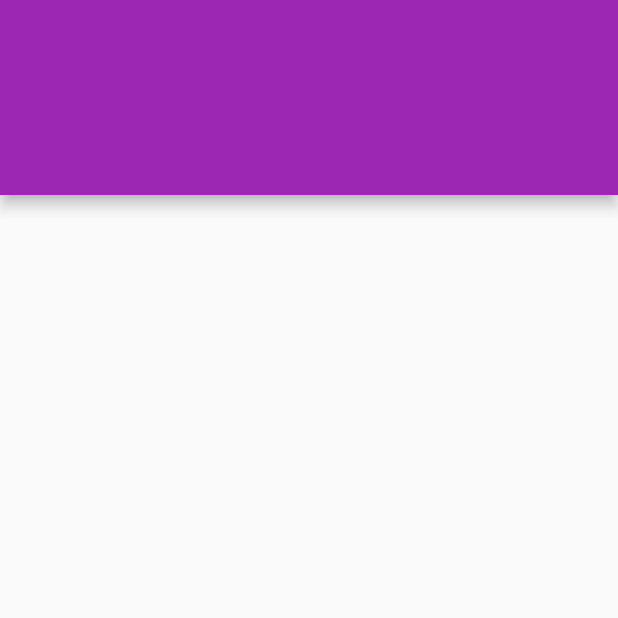
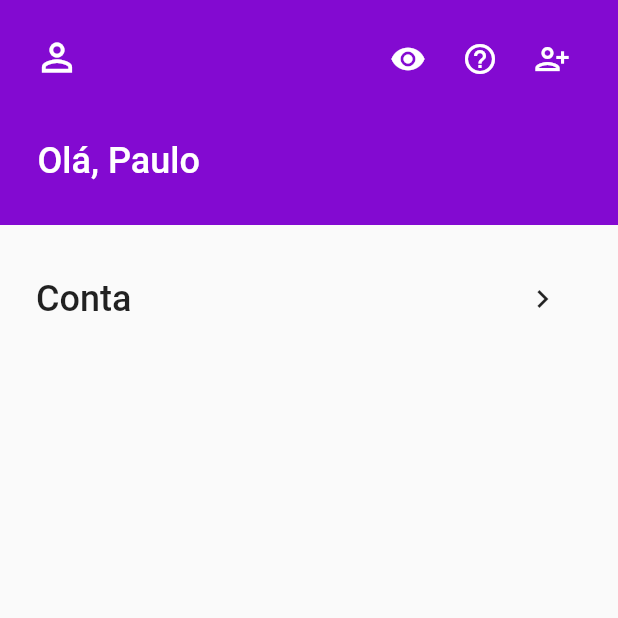
Before and after one commit to bath0ry/nubank_clone, a Flutter app: the screen it shows after launch, on a phone screen of 412 x 824 dp, the top half of it. Run offline on Flutter 3.47's test engine with Material 2 defaults, Android fonts, the phone set to English and light mode, and no system bars.

Commit message:
create home page/home page widgets

```diff
--- a/lib/home/page/view/home_page.dart
+++ b/lib/home/page/view/home_page.dart
@@ -0,0 +1,108 @@
+import 'package:flutter/material.dart';
+
+class HomePage extends StatelessWidget {
+  const HomePage({
+    Key? key,
+  }) : super(key: key);
+
+  @override
+  Widget build(BuildContext context) {
+    return SafeArea(
+      child: Scaffold(
+        body: Column(
+          children: [
+            Container(
+              color: Color(0xff830ad1),
+              width: 420,
+              height: 150,
+              child: Padding(
+                padding: const EdgeInsets.all(15.0),
+                child: Column(
+                  crossAxisAlignment: CrossAxisAlignment.start,
+                  children: [
+                    Row(
+                      mainAxisAlignment: MainAxisAlignment.start,
+                      crossAxisAlignment: CrossAxisAlignment.start,
+                      children: [
+                        IconButton(
+                          onPressed: () {},
+                          icon: Icon(
+                            Icons.person_outline,
+                            size: 30,
+                            color: Colors.white,
+                          ),
+                          alignment: Alignment.topLeft,
+                        ),
+                        SizedBox(
+                          width: 185,
+                        ),
+                        IconButton(
+                            onPressed: () {},
+                            icon: Icon(
+                              Icons.visibility,
+                              color: Colors.white,
+                            )),
+                        IconButton(
+                            onPressed: () {},
+                            icon: Icon(
+                              Icons.help_outline,
+                              color: Colors.white,
+                            )),
+                        IconButton(
+                            onPressed: () {},
+                            icon: Icon(
+                              Icons.person_add_alt,
+                              color: Colors.white,
+                            )),
+                      ],
+                    ),
+                    SizedBox(
+                      height: 30,
+                    ),
+                    Padding(
+                      padding: const EdgeInsets.only(
+                        left: 10,
+                      ),
+                      child: Text(
+                        'Olá, Paulo',
+                        style: TextStyle(
+                            color: Colors.white,
+                            fontSize: 24,
+                            fontWeight: FontWeight.w500),
+                      ),
+                    ),
+                    SizedBox(
+                      height: 5,
+                    )
+                  ],
+                ),
+              ),
+            ),
+            SizedBox(
+              height: 25,
+            ),
+            GestureDetector(
+              onTap: (() {}),
+              child: Row(
+                children: [
+                  Padding(
+                    padding: const EdgeInsets.only(left: 24),
+                    child: Text(
+                      'Conta',
+                      style:
+                          TextStyle(fontSize: 24, fontWeight: FontWeight.w500),
+                    ),
+                  ),
+                  SizedBox(
+                    width: 250,
+                  ),
+                  IconButton(onPressed: () {}, icon: Icon(Icons.chevron_right))
+                ],
+              ),
+            ),
+          ],
+        ),
+      ),
+    );
+  }
+}
--- a/lib/main.dart
+++ b/lib/main.dart
@@ -1,4 +1,5 @@
 import 'package:flutter/material.dart';
+import 'package:nubank_clone/home/page/view/home_page.dart';
 
 void main() {
   runApp(const MyApp());
@@ -13,24 +14,7 @@ class MyApp extends StatelessWidget {
     return MaterialApp(
       debugShowCheckedModeBanner: false,
       title: 'Nubank Clone',
-      theme: ThemeData(
-        primarySwatch: Colors.purple,
-      ),
-      home: const HomePage(),
+      home: SafeArea(child: const HomePage()),
     );
   }
 }
-
-class HomePage extends StatelessWidget {
-  const HomePage({
-    Key? key,
-  }) : super(key: key);
-
-  @override
-  Widget build(BuildContext context) {
-    return Scaffold(
-      appBar:
-          PreferredSize(preferredSize: Size.fromHeight(130), child: AppBar()),
-    );
-  }
-}
```
